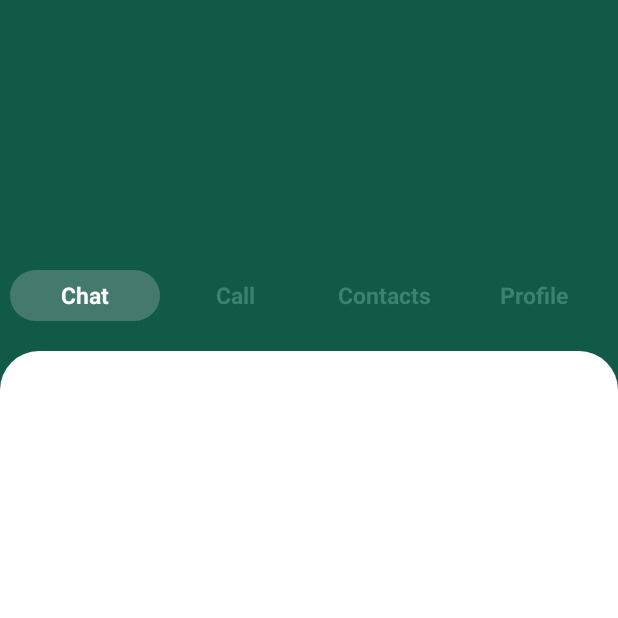
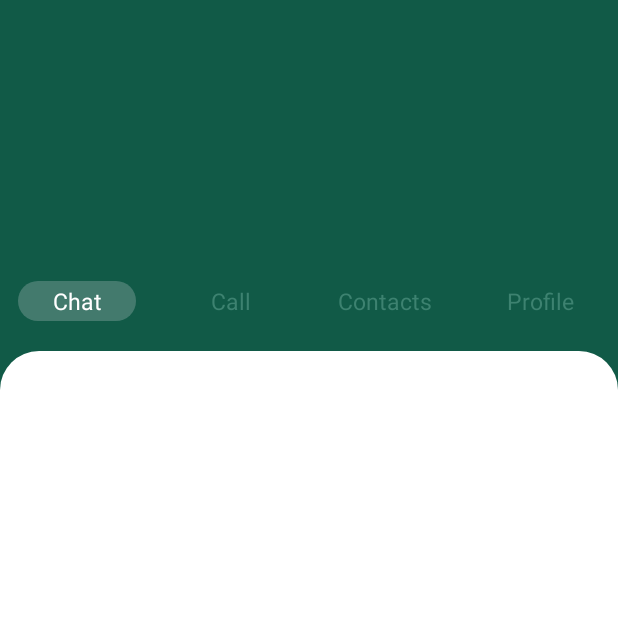
Before and after one commit to khanh307/HeyChat-clone, an Android app: the MainActivity2 screen opened directly, with no data from a screen before it, on a phone screen of 412 x 824 dp, the top half of it. Run offline under Robolectric (Android 15) with nearby library versions, the phone set to English and light mode, and no system bars; our stand-ins replace Firebase (no records; nobody signed in at launch, a user with empty details on screens opened directly), sdp/ssp sizes; libraries missing offline, so code that uses them is left out: com.etebarian.meowbottomnavigation, com.makeramen.roundedimageview, net.opacapp.multilinecollapsingtoolbar; plain views replace CollapsingToolbarLayout; 5 statements that could not run were skipped.

Commit message:
Video call update

```diff
--- a/app/src/main/java/com/example/heychat/activities/MainActivity2.java
+++ b/app/src/main/java/com/example/heychat/activities/MainActivity2.java
@@ -1,13 +1,16 @@
 package com.example.heychat.activities;
 
+import androidx.annotation.NonNull;
 import androidx.appcompat.app.AppCompatActivity;
 import androidx.core.content.ContextCompat;
 import androidx.fragment.app.Fragment;
+import androidx.viewpager2.widget.ViewPager2;
 
 import android.content.res.ColorStateList;
 import android.graphics.Color;
 import android.os.Build;
 import android.os.Bundle;
+import android.view.LayoutInflater;
 import android.view.View;
 import android.widget.TextView;
 
@@ -15,6 +18,7 @@ import com.etebarian.meowbottomnavigation.MeowBottomNavigation;
 import com.example.heychat.R;
 import com.example.heychat.adapters.RecentConversationAdapter;
 import com.example.heychat.databinding.ActivityMain2Binding;
+import com.example.heychat.firebase.ViewPagerAdapter;
 import com.example.heychat.fragments.ConfigFragment;
 import com.example.heychat.fragments.HomeFragment;
 import com.example.heychat.fragments.ProfileFragment;
@@ -22,88 +26,129 @@ import com.example.heychat.fragments.VideoCallFragment;
 import com.example.heychat.models.ChatMessage;
 import com.example.heychat.ultilities.PreferenceManager;
 
+import com.google.android.material.tabs.TabLayout;
+import com.google.android.material.tabs.TabLayoutMediator;
 import com.google.firebase.firestore.FirebaseFirestore;
 
 import net.opacapp.multilinecollapsingtoolbar.CollapsingToolbarLayout;
 
 import java.util.List;
 
-public class MainActivity2 extends AppCompatActivity implements View.OnClickListener{
+public class MainActivity2 extends AppCompatActivity{
 
     private ActivityMain2Binding binding;
-    private TextView item1, item2, item3, item4, select;
-    private ColorStateList def;
+//    private TextView item1, item2, item3, item4, select;
+//    private ColorStateList def;
     private CollapsingToolbarLayout collapsingToolbarLayout;
+    private ViewPagerAdapter viewPagerAdapter;
 
     @Override
     protected void onCreate(Bundle savedInstanceState) {
         super.onCreate(savedInstanceState);
         binding = ActivityMain2Binding.inflate(getLayoutInflater());
         setContentView(binding.getRoot());
-        moveToFragement(new HomeFragment());
+
 
         collapsingToolbarLayout = findViewById(R.id.collapsing_toolbar);
 
-        item1 = findViewById(R.id.item1);
-        item2 = findViewById(R.id.item2);
-        item3 = findViewById(R.id.item3);
-        item4 = findViewById(R.id.item4);
+        setUpTablayout();
 
-        item1.setOnClickListener(this);
-        item2.setOnClickListener(this);
-        item3.setOnClickListener(this);
-        item4.setOnClickListener(this);
 
-        select = findViewById(R.id.select);
-        def = item2.getTextColors();
+
+//        item1 = findViewById(R.id.item1);
+//        item2 = findViewById(R.id.item2);
+//        item3 = findViewById(R.id.item3);
+//        item4 = findViewById(R.id.item4);
+//
+//        item1.setOnClickListener(this);
+//        item2.setOnClickListener(this);
+//        item3.setOnClickListener(this);
+//        item4.setOnClickListener(this);
+//
+//        select = findViewById(R.id.select);
+//        def = item2.getTextColors();
 
     }
 
+    private void setUpTablayout() {
+        viewPagerAdapter = new ViewPagerAdapter(this);
+        binding.viewPager.setAdapter(viewPagerAdapter);
+
+        new TabLayoutMediator(binding.tablayout, binding.viewPager, new TabLayoutMediator.TabConfigurationStrategy() {
+            @Override
+            public void onConfigureTab(@NonNull TabLayout.Tab tab, int position) {
+                switch (position){
+                    case 0:
+                        tab.setText("Chat");
+                        collapsingToolbarLayout.setTitle("Chat with friends");
+                        break;
+                    case 1:
+                        tab.setText("Call");
+                        collapsingToolbarLayout.setTitle("Call with friends");
+                        break;
+                    case 2:
+                        tab.setText("Contacts");
+                        collapsingToolbarLayout.setTitle("Contacts");
+                        break;
+                    case 3:
+                        tab.setText("Profile");
+                        collapsingToolbarLayout.setTitle("Profile");
+                        break;
+                }
+            }
+        }).attach();
+
+        for(int i = 0; i < 4; i++){
+            TextView textView = (TextView) LayoutInflater.from(this).inflate(R.layout.tab_title, null, false);
+            binding.tablayout.getTabAt(i).setCustomView(textView);
+
+        }
+    }
 
 
-    private void moveToFragement(Fragment fragment) {
-        getSupportFragmentManager().beginTransaction()
-                .replace(R.id.fragment_container, fragment)
-                .commit();
-    }
+//    private void moveToFragement(Fragment fragment) {
+//        getSupportFragmentManager().beginTransaction()
+//                .replace(R.id.fragment_container, fragment)
+//                .commit();
+//    }
 
-    @Override
-    public void onClick(View v) {
-        if (v.getId() == R.id.item1) {
-            collapsingToolbarLayout.setTitle("Chat with Friends");
-            select.animate().x(0).setDuration(100);
-            item1.setTextColor(ContextCompat.getColorStateList(this, R.color.colorWhile));
-            item2.setTextColor(def);
-            item3.setTextColor(def);
-            item4.setTextColor(def);
-            moveToFragement(new HomeFragment());
-        } else if (v.getId() == R.id.item2) {
-            collapsingToolbarLayout.setTitle("Call with Friends");
-            item1.setTextColor(def);
-            item2.setTextColor(ContextCompat.getColorStateList(this, R.color.colorWhile));
-            item3.setTextColor(def);
-            item4.setTextColor(def);
-            int size = item2.getWidth();
-            select.animate().x(size).setDuration(100);
-            moveToFragement(new VideoCallFragment());
-        } else if (v.getId() == R.id.item3) {
-            collapsingToolbarLayout.setTitle("Contacts");
-            item1.setTextColor(def);
-            item2.setTextColor(def);
-            item3.setTextColor(ContextCompat.getColorStateList(this, R.color.colorWhile));
-            item4.setTextColor(def);
-            int size = item2.getWidth() * 2;
-            select.animate().x(size).setDuration(100);
-            moveToFragement(new ConfigFragment());
-        } else if (v.getId() == R.id.item4) {
-            collapsingToolbarLayout.setTitle("Profile");
-            item1.setTextColor(def);
-            item2.setTextColor(def);
-            item3.setTextColor(def);
-            item4.setTextColor(ContextCompat.getColorStateList(this, R.color.colorWhile));
-            int size = item2.getWidth() * 3;
-            select.animate().x(size).setDuration(100);
-            moveToFragement(new ProfileFragment());
-        }
-    }
+//    @Override
+//    public void onClick(View v) {
+//        if (v.getId() == R.id.item1) {
+//            collapsingToolbarLayout.setTitle("Chat with Friends");
+//            select.animate().x(0).setDuration(100);
+//            item1.setTextColor(ContextCompat.getColorStateList(this, R.color.colorWhile));
+//            item2.setTextColor(def);
+//            item3.setTextColor(def);
+//            item4.setTextColor(def);
+//            moveToFragement(new HomeFragment());
+//        } else if (v.getId() == R.id.item2) {
+//            collapsingToolbarLayout.setTitle("Call with Friends");
+//            item1.setTextColor(def);
+//            item2.setTextColor(ContextCompat.getColorStateList(this, R.color.colorWhile));
+//            item3.setTextColor(def);
+//            item4.setTextColor(def);
+//            int size = item2.getWidth();
+//            select.animate().x(size).setDuration(100);
+//            moveToFragement(new VideoCallFragment());
+//        } else if (v.getId() == R.id.item3) {
+//            collapsingToolbarLayout.setTitle("Contacts");
+//            item1.setTextColor(def);
+//            item2.setTextColor(def);
+//            item3.setTextColor(ContextCompat.getColorStateList(this, R.color.colorWhile));
+//            item4.setTextColor(def);
+//            int size = item2.getWidth() * 2;
+//            select.animate().x(size).setDuration(100);
+//            moveToFragement(new ConfigFragment());
+//        } else if (v.getId() == R.id.item4) {
+//            collapsingToolbarLayout.setTitle("Profile");
+//            item1.setTextColor(def);
+//            item2.setTextColor(def);
+//            item3.setTextColor(def);
+//            item4.setTextColor(ContextCompat.getColorStateList(this, R.color.colorWhile));
+//            int size = item2.getWidth() * 3;
+//            select.animate().x(size).setDuration(100);
+//            moveToFragement(new ProfileFragment());
+//        }
+//    }
 }
--- a/app/src/main/java/com/example/heychat/activities/OutgoingInvitationActivity.java
+++ b/app/src/main/java/com/example/heychat/activities/OutgoingInvitationActivity.java
@@ -180,6 +180,7 @@ public class OutgoingInvitationActivity extends AppCompatActivity {
                                 .setServerURL(serverURL)
                                 .setWelcomePageEnabled(false)
                                 .setRoom(meetingRoom)
+
                                 .build();
                         JitsiMeetActivity.launch(OutgoingInvitationActivity.this, conferenceOptions);
                         finish();
--- /dev/null
+++ b/app/src/main/java/com/example/heychat/firebase/ViewPagerAdapter.java
@@ -0,0 +1,38 @@
+package com.example.heychat.firebase;
+
+import androidx.annotation.NonNull;
+import androidx.fragment.app.Fragment;
+import androidx.fragment.app.FragmentActivity;
+import androidx.viewpager2.adapter.FragmentStateAdapter;
+
+import com.example.heychat.fragments.ConfigFragment;
+import com.example.heychat.fragments.HomeFragment;
+import com.example.heychat.fragments.ProfileFragment;
+import com.example.heychat.fragments.VideoCallFragment;
+
+public class ViewPagerAdapter extends FragmentStateAdapter {
+
+
+    public ViewPagerAdapter(@NonNull FragmentActivity fragmentActivity) {
+        super(fragmentActivity);
+    }
+
+
+    @NonNull
+    @Override
+    public Fragment createFragment(int position) {
+        switch (position){
+            case 0: return new HomeFragment();
+            case 1: return new VideoCallFragment();
+            case 2: return new ConfigFragment();
+            case 3: return new ProfileFragment();
+            default: return new HomeFragment();
+        }
+    }
+
+    @Override
+    public int getItemCount() {
+        return 4;
+    }
+
+}
--- /dev/null
+++ b/app/src/main/res/color/tab_text_selector.xml
@@ -0,0 +1,5 @@
+<?xml version="1.0" encoding="utf-8"?>
+<selector xmlns:android="http://schemas.android.com/apk/res/android">
+    <item android:color="@color/white" android:state_selected="true"/>
+    <item android:color="@color/colorTextTablayout"/>
+</selector>
--- /dev/null
+++ b/app/src/main/res/drawable/ic_call_end_24.xml
@@ -0,0 +1,5 @@
+<vector android:height="30dp" android:tint="#000000"
+    android:viewportHeight="24" android:viewportWidth="24"
+    android:width="30dp" xmlns:android="http://schemas.android.com/apk/res/android">
+    <path android:fillColor="@android:color/white" android:pathData="M12,9c-1.6,0 -3.15,0.25 -4.6,0.72v3.1c0,0.39 -0.23,0.74 -0.56,0.9 -0.98,0.49 -1.87,1.12 -2.66,1.85 -0.18,0.18 -0.43,0.28 -0.7,0.28 -0.28,0 -0.53,-0.11 -0.71,-0.29L0.29,13.08c-0.18,-0.17 -0.29,-0.42 -0.29,-0.7 0,-0.28 0.11,-0.53 0.29,-0.71C3.34,8.78 7.46,7 12,7s8.66,1.78 11.71,4.67c0.18,0.18 0.29,0.43 0.29,0.71 0,0.28 -0.11,0.53 -0.29,0.71l-2.48,2.48c-0.18,0.18 -0.43,0.29 -0.71,0.29 -0.27,0 -0.52,-0.11 -0.7,-0.28 -0.79,-0.74 -1.69,-1.36 -2.67,-1.85 -0.33,-0.16 -0.56,-0.5 -0.56,-0.9v-3.1C15.15,9.25 13.6,9 12,9z"/>
+</vector>
--- /dev/null
+++ b/app/src/main/res/drawable/tab_background_selector.xml
@@ -0,0 +1,6 @@
+<?xml version="1.0" encoding="utf-8"?>
+<selector xmlns:android="http://schemas.android.com/apk/res/android">
+    <item android:state_selected="true"
+        android:drawable="@drawable/background_select"/>
+
+</selector>
--- a/app/src/main/res/layout/activity_main2.xml
+++ b/app/src/main/res/layout/activity_main2.xml
@@ -40,13 +40,15 @@
                 android:layout_gravity="top">
             </androidx.appcompat.widget.Toolbar>
 
-            <include
+            <com.google.android.material.tabs.TabLayout
+                android:id="@+id/tablayout"
+                android:layout_width="match_parent"
+                android:layout_height="@dimen/_30sdp"
                 android:layout_marginBottom="@dimen/_10sdp"
                 android:layout_gravity="bottom|center"
-                layout="@layout/tablayout_custom"
-                android:layout_width="match_parent"
-                android:layout_height="wrap_content"
-                app:layout_collapseMode="pin"/>
+                app:layout_collapseMode="pin"
+                android:background="@drawable/background_tabs"
+                app:tabRippleColor="@null"/>
 
         </net.opacapp.multilinecollapsingtoolbar.CollapsingToolbarLayout>
 
@@ -57,14 +59,16 @@
         android:background="@drawable/background_content_bottom"
         android:layout_width="match_parent"
         android:layout_height="match_parent"
+        android:fillViewport="true"
         app:layout_behavior="com.google.android.material.appbar.AppBarLayout$ScrollingViewBehavior">
 
-        <FrameLayout
-            android:id="@+id/fragment_container"
+        <androidx.viewpager2.widget.ViewPager2
+            android:id="@+id/viewPager"
             android:layout_width="match_parent"
-            android:layout_height="match_parent" />
+            android:layout_height="match_parent"/>
     </androidx.core.widget.NestedScrollView>
 
 
 
+
 </androidx.coordinatorlayout.widget.CoordinatorLayout>
--- /dev/null
+++ b/app/src/main/res/layout/tab_title.xml
@@ -0,0 +1,13 @@
+<?xml version="1.0" encoding="utf-8"?>
+<TextView xmlns:android="http://schemas.android.com/apk/res/android"
+    android:layout_width="match_parent"
+    android:layout_height="wrap_content"
+    android:id="@android:id/text1"
+    android:padding="@dimen/_2sdp"
+    android:gravity="center"
+    android:text="title"
+    android:textSize="@dimen/_12ssp"
+    android:background="@drawable/tab_background_selector"
+    android:textColor="@color/tab_text_selector">
+
+</TextView>
```
Also changed, not shown: app/src/main/res/layout/activity_incoming_invitation.xml (+26 -20 lines), app/src/main/res/layout/activity_outgoing_invitation.xml (+16 -15 lines), app/src/main/res/layout/fragment_profile.xml (+15 -0 lines), app/src/main/res/drawable/ic_cancel.png (added).
